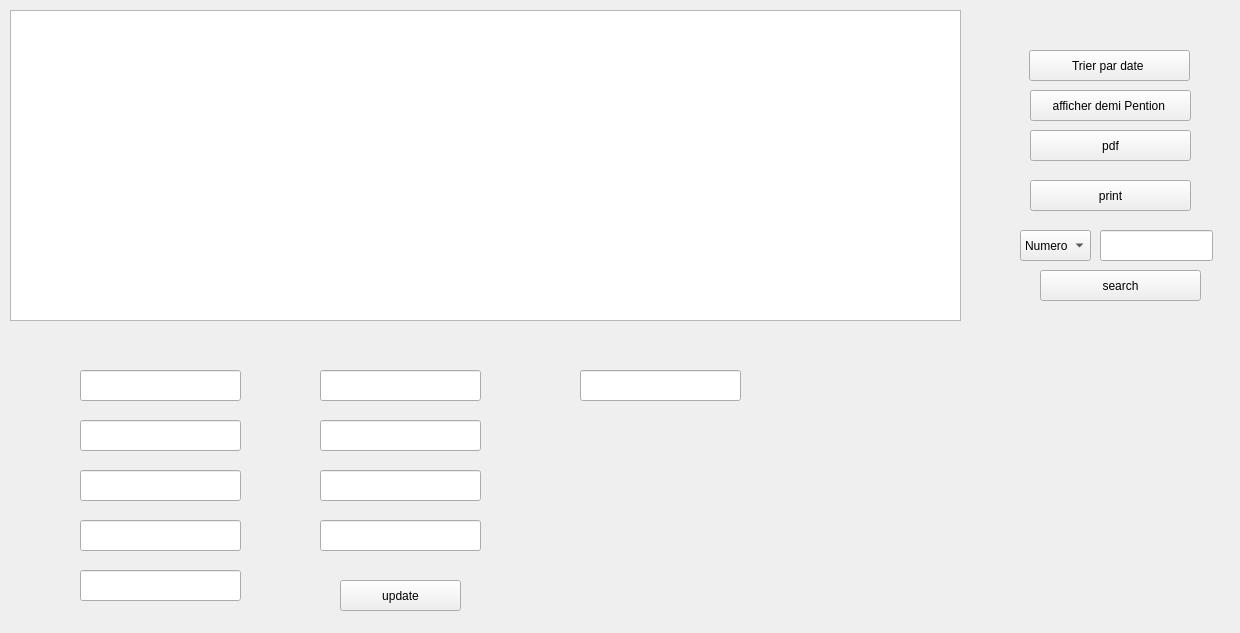
Qt form dialogheberg.ui (mohamed-amine-aouadi/my-hotel) before a commit.
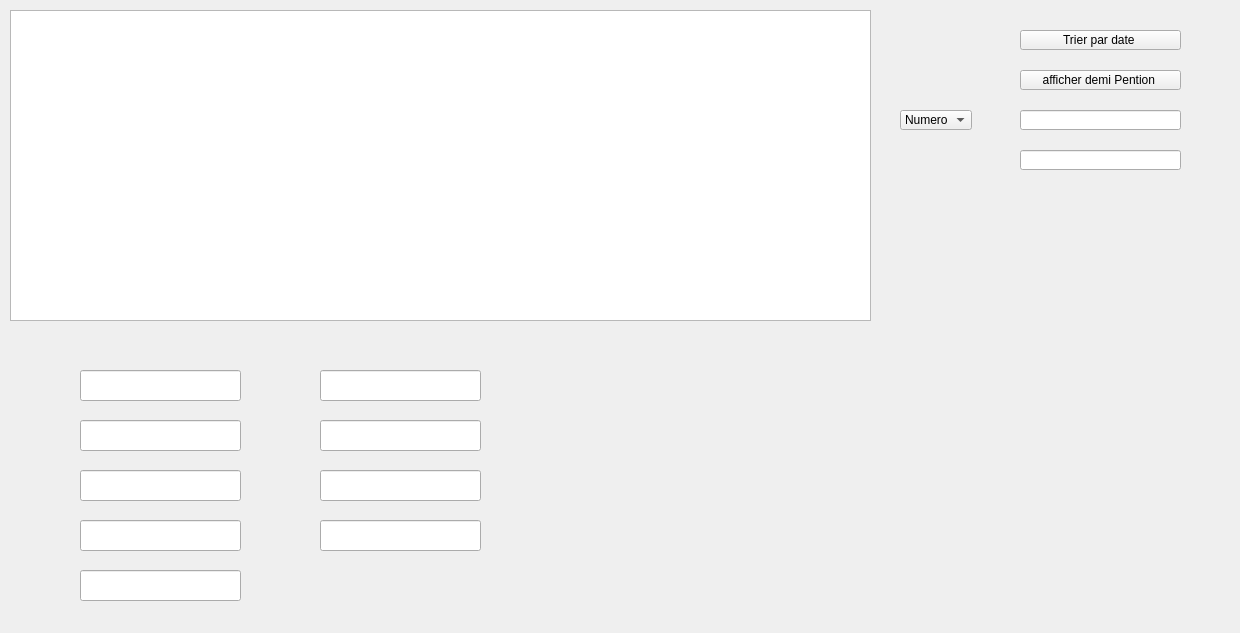
The same form after that commit. Icons and pictures are not drawn.

```diff
--- a/dialogheberg.ui
+++ b/dialogheberg.ui
@@ -38,7 +38,7 @@
     <rect>
      <x>10</x>
      <y>10</y>
-     <width>951</width>
+     <width>861</width>
      <height>311</height>
     </rect>
    </property>
@@ -58,10 +58,10 @@
   <widget class="QPushButton" name="pushButton_2">
    <property name="geometry">
     <rect>
-     <x>770</x>
-     <y>360</y>
-     <width>50</width>
-     <height>50</height>
+     <x>1200</x>
+     <y>140</y>
+     <width>30</width>
+     <height>30</height>
     </rect>
    </property>
    <property name="styleSheet">
@@ -78,10 +78,10 @@
   <widget class="QLineEdit" name="Search">
    <property name="geometry">
     <rect>
-     <x>580</x>
-     <y>370</y>
+     <x>1020</x>
+     <y>150</y>
      <width>161</width>
-     <height>31</height>
+     <height>20</height>
     </rect>
    </property>
   </widget>
@@ -180,21 +180,28 @@
     <rect>
      <x>340</x>
      <y>580</y>
-     <width>121</width>
-     <height>31</height>
+     <width>30</width>
+     <height>30</height>
     </rect>
    </property>
+   <property name="styleSheet">
+    <string notr="true">background-color:tranparent;
+border-image:url(:/images/icones/update.png);
+background:none;
+border:none;
+background-repeat:none;</string>
+   </property>
    <property name="text">
-    <string>update</string>
+    <string/>
    </property>
   </widget>
   <widget class="QPushButton" name="Tri1">
    <property name="geometry">
     <rect>
-     <x>1029</x>
-     <y>50</y>
+     <x>1020</x>
+     <y>30</y>
      <width>161</width>
-     <height>31</height>
+     <height>20</height>
     </rect>
    </property>
    <property name="text">
@@ -204,10 +211,10 @@
   <widget class="QPushButton" name="pushButton_4">
    <property name="geometry">
     <rect>
-     <x>1030</x>
-     <y>90</y>
+     <x>1020</x>
+     <y>70</y>
      <width>161</width>
-     <height>31</height>
+     <height>20</height>
     </rect>
    </property>
    <property name="text">
@@ -217,20 +224,20 @@
   <widget class="QLineEdit" name="Linesearch">
    <property name="geometry">
     <rect>
-     <x>1100</x>
-     <y>230</y>
-     <width>113</width>
-     <height>31</height>
+     <x>1020</x>
+     <y>110</y>
+     <width>161</width>
+     <height>20</height>
     </rect>
    </property>
   </widget>
   <widget class="QComboBox" name="comboBox">
    <property name="geometry">
     <rect>
-     <x>1020</x>
-     <y>230</y>
-     <width>71</width>
-     <height>31</height>
+     <x>900</x>
+     <y>110</y>
+     <width>72</width>
+     <height>20</height>
     </rect>
    </property>
    <item>
@@ -267,47 +274,48 @@
   <widget class="QPushButton" name="pushButton_3">
    <property name="geometry">
     <rect>
-     <x>1040</x>
-     <y>270</y>
-     <width>161</width>
-     <height>31</height>
+     <x>1200</x>
+     <y>110</y>
+     <width>30</width>
+     <height>30</height>
     </rect>
    </property>
+   <property name="styleSheet">
+    <string notr="true">background-color:tranparent;
+border-image:url(:/images/icones/focus.png);
+background:none;
+border:none;
+background-repeat:none;</string>
+   </property>
    <property name="text">
-    <string>search</string>
+    <string/>
    </property>
   </widget>
   <widget class="QPushButton" name="pdf">
    <property name="geometry">
     <rect>
-     <x>1030</x>
-     <y>130</y>
-     <width>161</width>
-     <height>31</height>
+     <x>760</x>
+     <y>570</y>
+     <width>50</width>
+     <height>50</height>
     </rect>
    </property>
+   <property name="styleSheet">
+    <string notr="true">background-color:tranparent;
+border-image:url(:/images/icones/pdf.png);
+background:none;
+border:none;
+background-repeat:none;</string>
+   </property>
    <property name="text">
-    <string>pdf</string>
+    <string/>
    </property>
   </widget>
   <widget class="QPushButton" name="pushButton_5">
    <property name="geometry">
     <rect>
-     <x>1030</x>
-     <y>180</y>
-     <width>161</width>
-     <height>31</height>
-    </rect>
-   </property>
-   <property name="text">
-    <string>print</string>
-   </property>
-  </widget>
-  <widget class="QPushButton" name="pushButton_6">
-   <property name="geometry">
-    <rect>
-     <x>1090</x>
-     <y>560</y>
+     <x>860</x>
+     <y>570</y>
      <width>50</width>
      <height>50</height>
     </rect>
@@ -323,6 +331,48 @@
     <string/>
    </property>
   </widget>
+  <widget class="QLabel" name="label">
+   <property name="geometry">
+    <rect>
+     <x>-4</x>
+     <y>-7</y>
+     <width>1251</width>
+     <height>641</height>
+    </rect>
+   </property>
+   <property name="styleSheet">
+    <string notr="true">background-color:tranparent;
+border-image:url(:/images/icones/back.jpg);
+background:none;
+border:none;
+background-repeat:none;</string>
+   </property>
+   <property name="text">
+    <string/>
+   </property>
+  </widget>
+  <zorder>label</zorder>
+  <zorder>pushButton</zorder>
+  <zorder>tableView1</zorder>
+  <zorder>pushButton_2</zorder>
+  <zorder>Search</zorder>
+  <zorder>lineEdit</zorder>
+  <zorder>lineEdit_2</zorder>
+  <zorder>lineEdit_3</zorder>
+  <zorder>lineEdit_4</zorder>
+  <zorder>lineEdit_5</zorder>
+  <zorder>lineEdit_6</zorder>
+  <zorder>lineEdit_7</zorder>
+  <zorder>lineEdit_8</zorder>
+  <zorder>lineEdit_9</zorder>
+  <zorder>update</zorder>
+  <zorder>Tri1</zorder>
+  <zorder>pushButton_4</zorder>
+  <zorder>Linesearch</zorder>
+  <zorder>comboBox</zorder>
+  <zorder>pushButton_3</zorder>
+  <zorder>pdf</zorder>
+  <zorder>pushButton_5</zorder>
  </widget>
  <resources/>
  <connections/>
```
Left out of the diff: 4 changed lines with no effect on the pictures.
